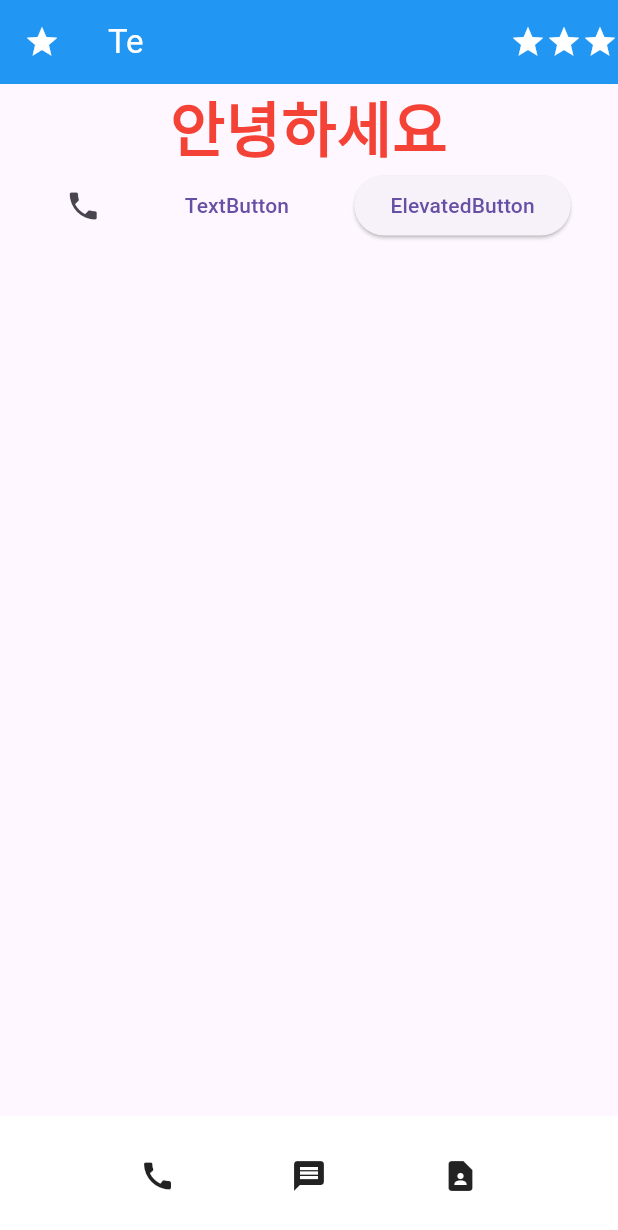
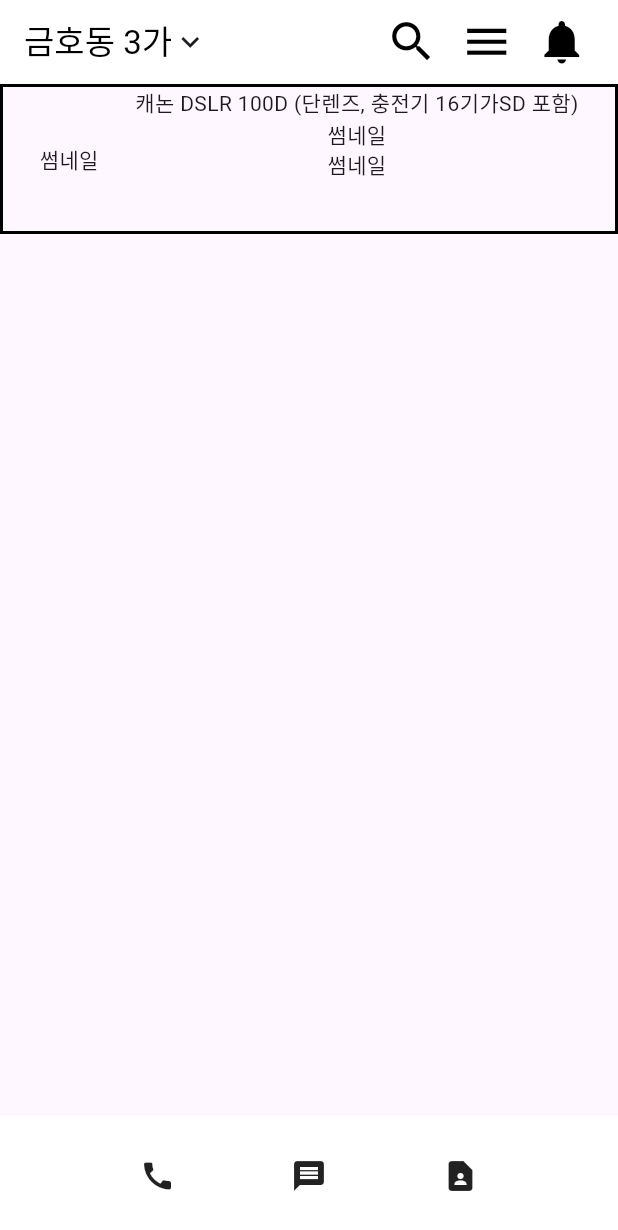
Before and after one commit to cf9874/flutter_contact_app, a Flutter app: the screen it shows after launch, on a phone screen of 412 x 824 dp. Shown: the top 1230 px of the screen. Run offline on Flutter 3.47's test engine with Material 3 defaults, Android fonts, the phone set to English and light mode, and no system bars.

Commit message:
assignment 1

```diff
--- a/lib/main.dart
+++ b/lib/main.dart
@@ -10,63 +10,69 @@ class MyApp extends StatelessWidget {
   @override
   Widget build(BuildContext context) {
     return MaterialApp(
-      home:Scaffold(
+      home: Scaffold(
         appBar: AppBar(
           actions: [
-            Icon(Icons.star,color: Colors.white,),
-            Icon(Icons.star,color: Colors.white,),
-            Icon(Icons.star,color: Colors.white,),
+            Row(
+              children: [
+                Icon(Icons.search, color: Colors.black, size: 35),
+                Icon(Icons.menu, color: Colors.black, size: 35),
+                Icon(Icons.notifications, color: Colors.black, size: 35),
+              ],
+              spacing: 15,
+            ),
           ],
-          leading: Icon(Icons.star,color: Colors.white,),
-          // centerTitle: true,
-          title: Text('Te',
-         style: TextStyle(
-           color: Colors.white
-         ),),
-            backgroundColor: Colors.blue,
-        ),
-        body:Center(
-          child: Column(
-
+          actionsPadding: EdgeInsets.fromLTRB(20, 0, 20, 0),
+          // leading: Icon(Icons.star,color: Colors.white,),
+          title: Row(
             children: [
-              SizedBox(
-                child: Text('안녕하세요',style: TextStyle(
-                    color: Colors.red,
-                    fontSize: 40,
-                    fontWeight: FontWeight.w700
-                ),),
-              ),
-             Row(
-               children: [
-                 IconButton(onPressed: ()=>(), icon: Icon(Icons.phone)
-                 ),
-                 TextButton(child:Text('TextButton'),onPressed: ()=>(),
-                 ),
-                 ElevatedButton(child: Text('ElevatedButton'),onPressed: ()=>(), ),
-               ],
-               mainAxisAlignment: MainAxisAlignment.spaceEvenly,
-             )
-
+              Text('금호동 3가', style: TextStyle(color: Colors.black)),
+              Icon(Icons.keyboard_arrow_down),
             ],
           ),
-        ),// 중앙부 구성
+          backgroundColor: Colors.white,
+        ),
+        body: Container(
+          height: 100,
+          decoration: BoxDecoration(
+            border: Border.all(width: 2, color: Colors.black),
+          ),
+          child: Row(
+            mainAxisAlignment: MainAxisAlignment.spaceEvenly,
+            children: [
+              SizedBox(child: Text('썸네일')), //썸네일
+              SizedBox(
+                child: Column(
+                  children: [
+                    SizedBox(child: Text('캐논 DSLR 100D (단렌즈, 충전기 16기가SD 포함)')),
+                    SizedBox(child: Text('썸네일')),
+                    SizedBox(child: Text('썸네일')),
+                    SizedBox(child: Row(children: [Container(), Container()])),
+                  ],
+                ),
+              ),
+            ],
+          ),
+        ), // 중앙부 구성
         bottomNavigationBar: BottomAppBar(
           // height: 20,
-          child:SizedBox(
+          child: SizedBox(
             child: Row(
-              children: [Icon(Icons.call),
+              children: [
+                Icon(Icons.call),
                 Icon(Icons.message),
-                Icon(Icons.contact_page),],
+                Icon(Icons.contact_page),
+              ],
               mainAxisAlignment: MainAxisAlignment.spaceEvenly,
             ),
-
           ),
           color: Colors.white,
         ),
-      )
+      ),
     );
   }
 }
+
 // widget
 // 1. Text
 // 2. Image << add seets dir  , pubspec.yaml and set path
```
